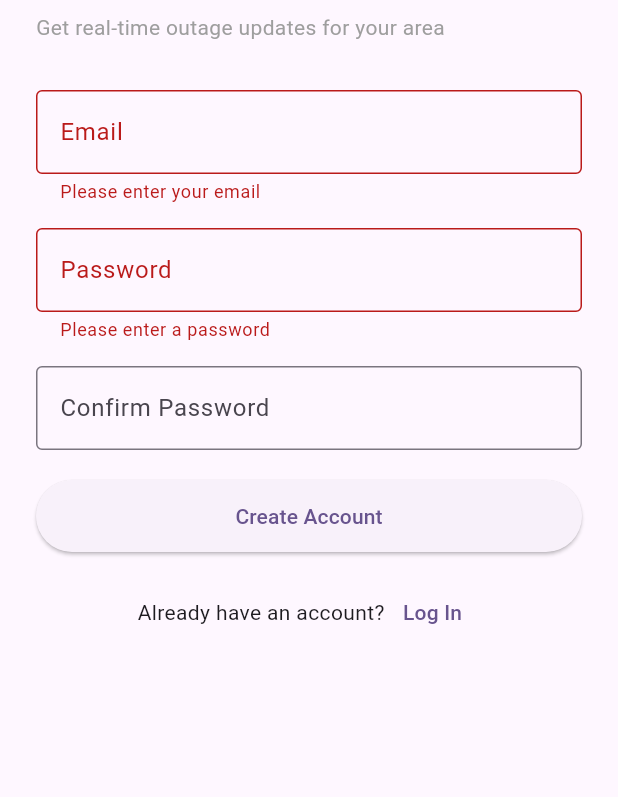
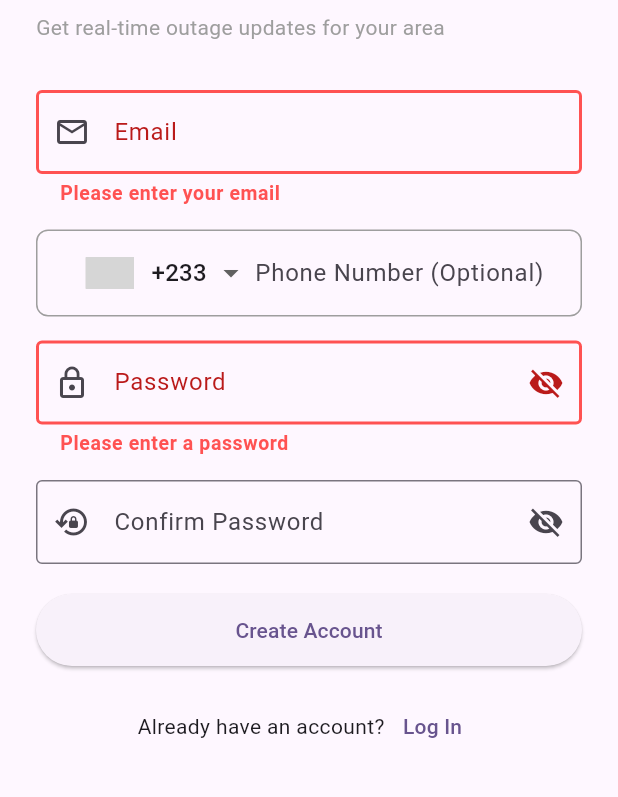
Before and after one commit to IsaacCodes01/power-tracker-gh, a Flutter app: the SignupScreen screen opened directly, after a tap on "Create Account", on a phone screen of 412 x 824 dp, the part 165-962 px from its top. Run offline on Flutter 3.47's test engine with Material 3 defaults, Android fonts, the phone set to English and light mode, and no system bars; drawn by our look-alikes of intl_phone_number_input; our stand-ins replace cloud_firestore, firebase_auth, firebase_core, flutter_map, latlong2, lottie; accounts and stored records are empty; grey boxes are pictures that could not be loaded.

Commit message:
feat(auth): enhance signup screen UI/UX
- Added optional phone number field with country code dropdown
- Standardized prefix/suffix icons across all signup fields
- Implemented password visibility toggles
- Enclosed flow control statements in blocks for better linting
- Optimized keyboard actions and validation logic

```diff
--- a/lib/screens/auth/signup_screen.dart
+++ b/lib/screens/auth/signup_screen.dart
@@ -1,6 +1,7 @@
 import 'package:flutter/material.dart';
+import 'package:flutter/services.dart'; // Required for inputFormatters
+import 'package:intl_phone_number_input/intl_phone_number_input.dart';
 import '../../services/auth_service.dart';
-
 
 class SignupScreen extends StatefulWidget {
   const SignupScreen({super.key});
@@ -12,19 +13,61 @@ class SignupScreen extends StatefulWidget {
 class _SignupScreenState extends State<SignupScreen> {
   final _formKey = GlobalKey<FormState>();
   final _emailController = TextEditingController();
+  final _phoneController = TextEditingController(); // Added phone controller
   final _passwordController = TextEditingController();
   final _confirmPasswordController = TextEditingController();
   final _authService = AuthService();
 
+  // For the country picker
+  PhoneNumber number = PhoneNumber(isoCode: 'GH'); // Default to Ghana
+
   bool _isLoading = false;
   String? _errorMessage;
+
+  // Visibility states for password toggles
+  bool _obscurePassword = true;
+  bool _obscureConfirmPassword = true;
 
   @override
   void dispose() {
     _emailController.dispose();
+    _phoneController.dispose(); // Dispose phone controller
     _passwordController.dispose();
     _confirmPasswordController.dispose();
     super.dispose();
+  }
+
+  // Reusable helper to keep the UI code clean and consistent with Login Screen
+  InputDecoration _buildInputDecoration({
+    required String label,
+    required IconData prefixIcon,
+    bool isPassword = false,
+    bool obscureText = false,
+    VoidCallback? onToggle,
+  }) {
+    return InputDecoration(
+      labelText: label,
+      prefixIcon: Icon(prefixIcon),
+      suffixIcon: isPassword
+          ? IconButton(
+              icon: Icon(obscureText ? Icons.visibility_off : Icons.visibility),
+              onPressed: onToggle,
+            )
+          : null,
+      border: const OutlineInputBorder(),
+      // Custom Error Styling from Login Screen
+      errorStyle: const TextStyle(
+        color: Colors.redAccent,
+        fontSize: 13.0,
+        fontWeight: FontWeight.bold,
+      ),
+      errorBorder: const OutlineInputBorder(
+        borderSide: BorderSide(color: Colors.redAccent, width: 2.0),
+      ),
+      focusedErrorBorder: const OutlineInputBorder(
+        borderSide: BorderSide(color: Colors.red, width: 2.5),
+      ),
+    );
   }
 
   Future<void> _handleSignup() async {
@@ -36,18 +79,17 @@ class _SignupScreenState extends State<SignupScreen> {
     });
 
     try {
-      // 1. Create the account via your service
       await _authService.signUp(
         email: _emailController.text.trim(),
         password: _passwordController.text.trim(),
+        // Note: If your AuthService.signUp supports phone numbers,
+        // you would pass _phoneController.text.trim() here too.
       );
 
-      // 2. Force Firebase to log them out immediately so they have to manually log in
       await _authService.signOut();
 
       if (!mounted) return;
 
-      // 3. Show a confirmation message to the user
       ScaffoldMessenger.of(context).showSnackBar(
         const SnackBar(
           content: Text('Account created successfully! Please log in.'),
@@ -55,20 +97,18 @@ class _SignupScreenState extends State<SignupScreen> {
         ),
       );
 
-      // 4. Send them back to your Login page instead of Home
       Navigator.pop(context);
-
     } catch (e) {
       String displayError = e.toString();
-
-      // If the background database errors out but the account creation itself worked
-      if (displayError.contains('NOT_FOUND') || displayError.contains('DEVELOPER_ERROR')) {
-        await _authService.signOut(); // Ensure logged out state
-
+      if (displayError.contains('NOT_FOUND') ||
+          displayError.contains('DEVELOPER_ERROR')) {
+        await _authService.signOut();
         if (mounted) {
           ScaffoldMessenger.of(context).showSnackBar(
             const SnackBar(
-              content: Text('Account registered! Please log in to your dashboard.'),
+              content: Text(
+                'Account registered! Please log in to your dashboard.',
+              ),
               backgroundColor: Colors.orange,
             ),
           );
@@ -76,15 +116,11 @@ class _SignupScreenState extends State<SignupScreen> {
           return;
         }
       }
-
-      setState(() {
-        _errorMessage = displayError;
-      });
+      setState(() => _errorMessage = displayError);
     } finally {
       if (mounted) setState(() => _isLoading = false);
     }
   }
-
 
   @override
   Widget build(BuildContext context) {
@@ -109,17 +145,23 @@ class _SignupScreenState extends State<SignupScreen> {
                 ),
                 const SizedBox(height: 32),
 
+                // 1. EMAIL FIELD
                 TextFormField(
                   controller: _emailController,
                   keyboardType: TextInputType.emailAddress,
-                  decoration: const InputDecoration(
-                    labelText: 'Email',
-                    border: OutlineInputBorder(),
+                  textInputAction: TextInputAction.next,
+                  inputFormatters: [
+                    FilteringTextInputFormatter.deny(RegExp(r'\s')),
+                  ],
+                  decoration: _buildInputDecoration(
+                    label: 'Email',
+                    prefixIcon: Icons.email_outlined,
                   ),
                   validator: (value) {
                     if (value == null || value.trim().isEmpty) {
                       return 'Please enter your email';
                     }
+
                     if (!value.contains('@')) {
                       return 'Please enter a valid email';
                     }
@@ -128,31 +170,79 @@ class _SignupScreenState extends State<SignupScreen> {
                 ),
                 const SizedBox(height: 16),
 
+                // PHONE WITH COUNTRY DROPDOWN
+                Container(
+                  padding: const EdgeInsets.symmetric(horizontal: 16),
+                  // Fixed syntax
+                  decoration: BoxDecoration(
+                    border: Border.all(color: Colors.grey), // Fixed syntax
+                    borderRadius: BorderRadius.circular(8), // Fixed syntax
+                  ),
+                  child: InternationalPhoneNumberInput(
+                    onInputChanged: (PhoneNumber value) {
+                      number = value;
+                    },
+                    textFieldController: _phoneController,
+                    initialValue: number,
+                    selectorConfig: const SelectorConfig(
+                      selectorType: PhoneInputSelectorType.DROPDOWN,
+                      // Fixed syntax
+                      setSelectorButtonAsPrefixIcon: true,
+                      leadingPadding: 16.0, // Added necessary value
+                    ),
+                    ignoreBlank: true,
+                    // Makes it optional
+                    autoValidateMode: AutovalidateMode.onUserInteraction,
+                    // Fixed syntax
+                    inputDecoration: const InputDecoration(
+                      labelText: 'Phone Number (Optional)',
+                      border: InputBorder
+                          .none, // Hide inner border since Container has one
+                    ),
+                  ),
+                ),
+                const SizedBox(height: 16),
+
+                // 3. PASSWORD FIELD
                 TextFormField(
                   controller: _passwordController,
-                  obscureText: true,
-                  decoration: const InputDecoration(
-                    labelText: 'Password',
-                    border: OutlineInputBorder(),
+                  obscureText: _obscurePassword,
+                  textInputAction: TextInputAction.next,
+                  decoration: _buildInputDecoration(
+                    label: 'Password',
+                    prefixIcon: Icons.lock_outline,
+                    isPassword: true,
+                    obscureText: _obscurePassword,
+                    onToggle: () =>
+                        setState(() => _obscurePassword = !_obscurePassword),
                   ),
                   validator: (value) {
                     if (value == null || value.isEmpty) {
                       return 'Please enter a password';
                     }
+
                     if (value.length < 6) {
                       return 'Password must be at least 6 characters';
                     }
+
                     return null;
                   },
                 ),
                 const SizedBox(height: 16),
 
+                // 4. CONFIRM PASSWORD FIELD
                 TextFormField(
                   controller: _confirmPasswordController,
-                  obscureText: true,
-                  decoration: const InputDecoration(
-                    labelText: 'Confirm Password',
-                    border: OutlineInputBorder(),
+                  obscureText: _obscureConfirmPassword,
+                  textInputAction: TextInputAction.done,
+                  decoration: _buildInputDecoration(
+                    label: 'Confirm Password',
+                    prefixIcon: Icons.lock_reset_outlined,
+                    isPassword: true,
+                    obscureText: _obscureConfirmPassword,
+                    onToggle: () => setState(
+                      () => _obscureConfirmPassword = !_obscureConfirmPassword,
+                    ),
                   ),
                   validator: (value) {
                     if (value != _passwordController.text) {
@@ -178,10 +268,10 @@ class _SignupScreenState extends State<SignupScreen> {
                     onPressed: _isLoading ? null : _handleSignup,
                     child: _isLoading
                         ? const SizedBox(
-                      height: 20,
-                      width: 20,
-                      child: CircularProgressIndicator(strokeWidth: 2),
-                    )
+                            height: 20,
+                            width: 20,
+                            child: CircularProgressIndicator(strokeWidth: 2),
+                          )
                         : const Text('Create Account'),
                   ),
                 ),
--- a/lib/screens/settings/settings_screen.dart
+++ b/lib/screens/settings/settings_screen.dart
@@ -95,7 +95,7 @@ class SettingsScreen extends StatelessWidget {
                   context,
                   icon: Icons.person_outline,
                   title: 'Personal Information',
-                  subtitle: 'Update your email',
+                  subtitle: 'Update your email and phone number',
                   destination: const PersonalInformationScreen(),
                 ),
                 const Divider(height: 1),
--- a/pubspec.yaml
+++ b/pubspec.yaml
@@ -31,6 +31,7 @@ dependencies:
   flutter:
     sdk: flutter
   lottie: ^3.1.2
+  intl_phone_number_input: ^0.7.4
   # The following adds the Cupertino Icons font to your application.
   # Use with the CupertinoIcons class for iOS style icons.
   cupertino_icons: ^1.0.8
```
Also changed, not shown: pubspec.lock.
